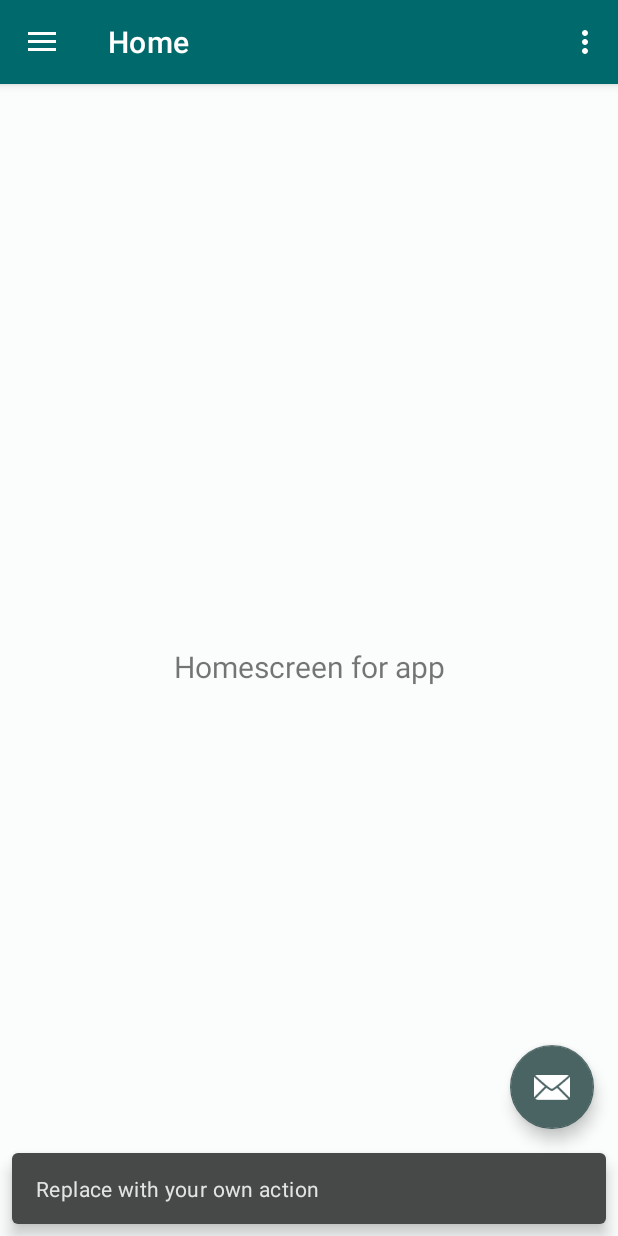
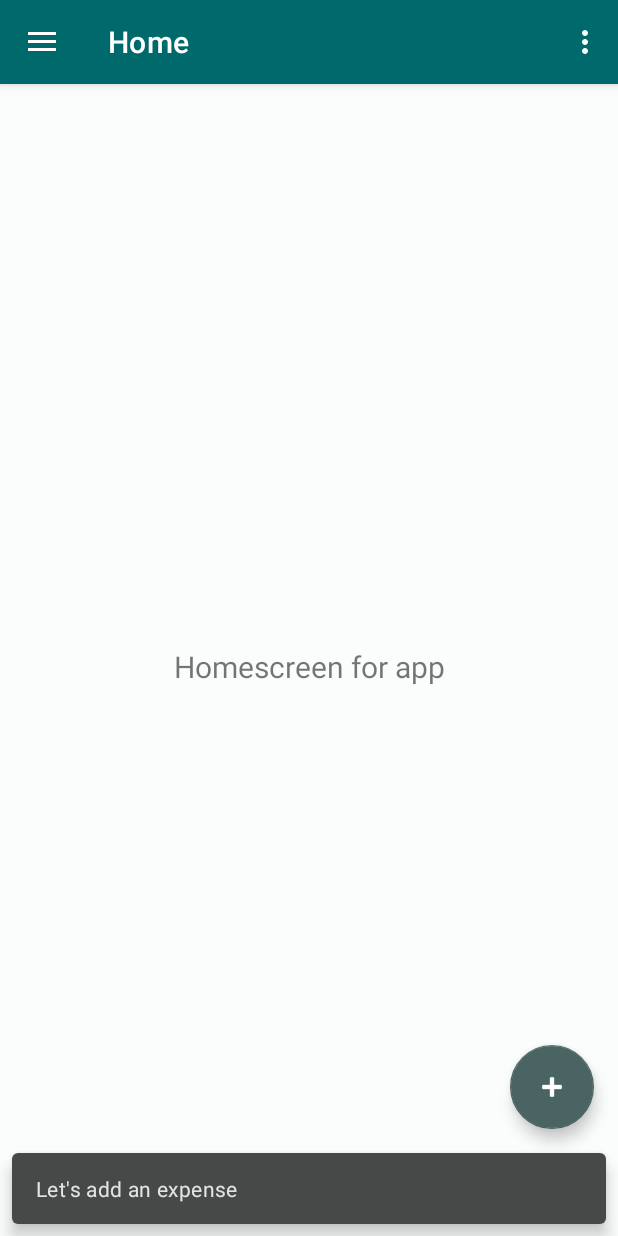
Before and after one commit to PawnyExpress/EngrCapProject, an Android app: the screen it shows after launch (MainActivity), after a tap on an icon or button, on a phone screen of 412 x 824 dp. Run offline under Robolectric (Android 15) with nearby library versions, the phone set to English and light mode, and no system bars; our stand-ins replace navigation-ui.

```diff
--- a/app/src/main/java/com/example/cwifinancialtrackerproject/MainActivity.kt
+++ b/app/src/main/java/com/example/cwifinancialtrackerproject/MainActivity.kt
@@ -27,7 +27,7 @@ class MainActivity : AppCompatActivity() {
         setSupportActionBar(binding.appBarMain.toolbar)
 
         binding.appBarMain.fab.setOnClickListener { view ->
-            Snackbar.make(view, "Replace with your own action", Snackbar.LENGTH_LONG)
+            Snackbar.make(view, "Let's add an expense", Snackbar.LENGTH_LONG)
                 .setAction("Action", null).show()
         }
         val drawerLayout: DrawerLayout = binding.drawerLayout
--- a/app/src/main/res/layout/app_bar_main.xml
+++ b/app/src/main/res/layout/app_bar_main.xml
@@ -29,6 +29,6 @@
         android:layout_gravity="bottom|end"
         android:layout_marginEnd="@dimen/fab_margin"
         android:layout_marginBottom="16dp"
-        app:srcCompat="@android:drawable/ic_dialog_email" />
+        app:srcCompat="@android:drawable/ic_input_add" />
 
 </androidx.coordinatorlayout.widget.CoordinatorLayout>
--- a/app/src/main/res/values/drawables.xml
+++ b/app/src/main/res/values/drawables.xml
@@ -1,7 +1,7 @@
 <resources xmlns:android="http://schemas.android.com/apk/res/android">
-    <item name="ic_menu_camera" type="drawable">@android:drawable/ic_menu_camera</item>
-    <item name="ic_menu_gallery" type="drawable">@android:drawable/ic_menu_gallery</item>
-    <item name="ic_menu_slideshow" type="drawable">@android:drawable/ic_menu_slideshow</item>
+    <item name="ic_menu_home" type="drawable">@android:drawable/ic_menu_camera</item>
+    <item name="ic_menu_income" type="drawable">@android:drawable/ic_menu_gallery</item>
+    <item name="ic_menu_expenses" type="drawable">@android:drawable/ic_menu_slideshow</item>
     <item name="ic_menu_manage" type="drawable">@android:drawable/ic_menu_manage</item>
     <item name="ic_menu_share" type="drawable">@android:drawable/ic_menu_share</item>
     <item name="ic_menu_send" type="drawable">@android:drawable/ic_menu_send</item>
```
Also changed, not shown: app/src/main/res/drawable-v21/ic_menu_expenses.xml (renamed from app/src/main/res/drawable-v21/ic_menu_slideshow.xml), app/src/main/res/drawable-v21/ic_menu_home.xml (renamed from app/src/main/res/drawable-v21/ic_menu_camera.xml), app/src/main/res/drawable-v21/ic_menu_income.xml (renamed from app/src/main/res/drawable-v21/ic_menu_gallery.xml).
